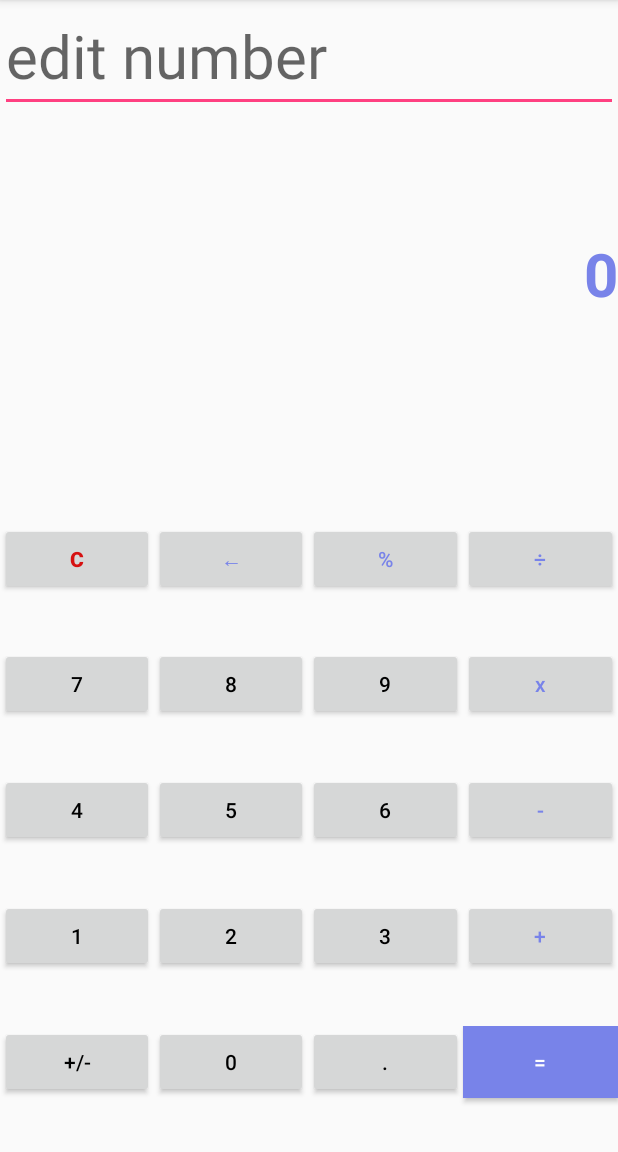
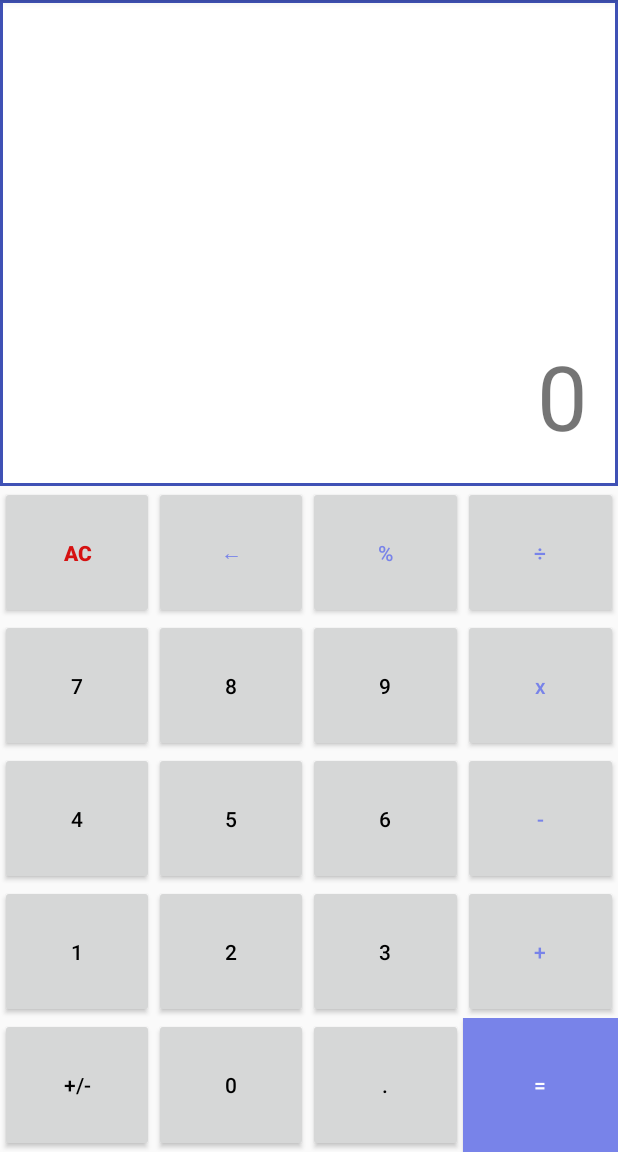
Before and after one commit to vietcrit96/Caculator_Test, an Android app: the screen it shows after launch (MainActivity), on a phone screen of 412 x 824 dp, the part 84-1236 px from its top. Run offline under Robolectric (Android 15) with nearby library versions, the phone set to English and light mode, and no system bars; 1 statement that could not run was skipped.

Commit message:
commit lan 2

```diff
--- /dev/null
+++ b/app/src/main/res/drawable/duongvien.xml
@@ -0,0 +1,10 @@
+<?xml version="1.0" encoding="utf-8"?>
+<shape xmlns:android="http://schemas.android.com/apk/res/android">
+    <solid android:color="@color/mautrang"></solid>
+    <stroke android:color="@color/colorPrimary"
+        android:width="2dp"></stroke>
+    <padding android:bottom="20dp"
+        android:top="20dp"
+        android:left="20dp"
+        android:right="20dp"></padding>
+</shape>
--- a/app/src/main/res/layout/activity_main.xml
+++ b/app/src/main/res/layout/activity_main.xml
@@ -8,33 +8,23 @@
     android:weightSum="1"
     tools:context=".MainActivity">
 
-    <RelativeLayout
+    <LinearLayout
         android:layout_width="match_parent"
         android:layout_height="wrap_content"
-        android:layout_weight="0.5">
+        android:layout_weight="0.5"
+        android:background="@drawable/duongvien">
 
-        <EditText
+        <TextView
 
-            android:id="@+id/edt_number"
+            android:id="@+id/tv_result"
             android:layout_width="match_parent"
             android:layout_height="wrap_content"
-            android:layout_alignParentTop="true"
-            android:hint="edit number"
-            android:textSize="@dimen/co_result" />
+            android:gravity="right"
+            android:text="0"
+            android:textSize="@dimen/co_result"
+            android:layout_gravity="bottom"/>
 
-        <TextView
-            android:layout_marginTop="@dimen/aa"
-            android:id="@+id/tv_result"
-            android:layout_width="wrap_content"
-            android:layout_height="70dp"
-            android:layout_alignParentEnd="true"
-            android:layout_centerVertical="true"
-            android:gravity="bottom"
-            android:text="0"
-            android:textColor="@color/maulam"
-            android:textSize="@dimen/co_result"
-            android:textStyle="bold" />
-    </RelativeLayout>
+    </LinearLayout>
 
     <LinearLayout
         android:layout_width="match_parent"
@@ -49,18 +39,18 @@
             android:orientation="horizontal">
 
             <Button
-                android:id="@+id/btn_clear"
+                android:id="@+id/btn_clearAll"
                 android:layout_width="wrap_content"
-                android:layout_height="wrap_content"
+                android:layout_height="match_parent"
                 android:layout_weight="1"
                 android:text="@string/clear"
                 android:textColor="@color/maudo"
                 android:textStyle="bold" />
 
             <Button
-                android:id="@+id/btn_remove"
+                android:id="@+id/btn_remove1"
                 android:layout_width="wrap_content"
-                android:layout_height="wrap_content"
+                android:layout_height="match_parent"
                 android:layout_weight="1"
                 android:text="←"
                 android:textColor="@color/maulam" />
@@ -68,7 +58,7 @@
             <Button
                 android:id="@+id/btn_per"
                 android:layout_width="wrap_content"
-                android:layout_height="wrap_content"
+                android:layout_height="match_parent"
                 android:layout_weight="1"
                 android:text="%"
                 android:textColor="@color/maulam" />
@@ -76,7 +66,7 @@
             <Button
                 android:id="@+id/btn_divi"
                 android:layout_width="wrap_content"
-                android:layout_height="wrap_content"
+                android:layout_height="match_parent"
                 android:layout_weight="1"
                 android:text="÷"
                 android:textColor="@color/maulam" />
@@ -91,7 +81,7 @@
             <Button
                 android:id="@+id/btn_number7"
                 android:layout_width="wrap_content"
-                android:layout_height="wrap_content"
+                android:layout_height="match_parent"
                 android:layout_weight="1"
                 android:text="@string/number7"
                 android:textColor="@color/mauden" />
@@ -99,7 +89,7 @@
             <Button
                 android:id="@+id/btn_number8"
                 android:layout_width="wrap_content"
-                android:layout_height="wrap_content"
+                android:layout_height="match_parent"
                 android:layout_weight="1"
                 android:text="8"
                 android:textColor="@color/mauden" />
@@ -107,7 +97,7 @@
             <Button
                 android:id="@+id/btn_number9"
                 android:layout_width="wrap_content"
-                android:layout_height="wrap_content"
+                android:layout_height="match_parent"
                 android:layout_weight="1"
                 android:text="9"
                 android:textColor="@color/mauden" />
@@ -115,7 +105,7 @@
             <Button
                 android:id="@+id/btn_multi"
                 android:layout_width="wrap_content"
-                android:layout_height="wrap_content"
+                android:layout_height="match_parent"
                 android:layout_weight="1"
                 android:text="x"
                 android:textAllCaps="false"
@@ -131,7 +121,7 @@
             <Button
                 android:id="@+id/btn_number4"
                 android:layout_width="wrap_content"
-                android:layout_height="wrap_content"
+                android:layout_height="match_parent"
                 android:layout_weight="1"
                 android:text="4"
                 android:textColor="@color/mauden" />
@@ -139,16 +129,16 @@
             <Button
                 android:id="@+id/btn_number5"
                 android:layout_width="wrap_content"
-                android:layout_height="wrap_content"
+                android:layout_height="match_parent"
                 android:layout_weight="1"
                 android:text="5"
                 android:textColor="@color/mauden" />
 
             <Button
 
-
+                android:id="@+id/btn_number6"
                 android:layout_width="wrap_content"
-                android:layout_height="wrap_content"
+                android:layout_height="match_parent"
                 android:layout_weight="1"
                 android:text="6"
                 android:textColor="@color/mauden" />
@@ -156,7 +146,7 @@
             <Button
                 android:id="@+id/btn_minus"
                 android:layout_width="wrap_content"
-                android:layout_height="wrap_content"
+                android:layout_height="match_parent"
                 android:layout_weight="1"
                 android:text="-"
                 android:textColor="@color/maulam" />
@@ -171,7 +161,7 @@
             <Button
                 android:id="@+id/btn_number1"
                 android:layout_width="wrap_content"
-                android:layout_height="wrap_content"
+                android:layout_height="match_parent"
                 android:layout_weight="1"
                 android:text="1"
                 android:textColor="@color/mauden" />
@@ -179,7 +169,7 @@
             <Button
                 android:id="@+id/btn_number2"
                 android:layout_width="wrap_content"
-                android:layout_height="wrap_content"
+                android:layout_height="match_parent"
                 android:layout_weight="1"
                 android:text="2"
                 android:textColor="@color/mauden" />
@@ -187,7 +177,7 @@
             <Button
                 android:id="@+id/btn_number3"
                 android:layout_width="wrap_content"
-                android:layout_height="wrap_content"
+                android:layout_height="match_parent"
                 android:layout_weight="1"
                 android:text="3"
                 android:textColor="@color/mauden" />
@@ -195,7 +185,7 @@
             <Button
                 android:id="@+id/btn_plus"
                 android:layout_width="wrap_content"
-                android:layout_height="wrap_content"
+                android:layout_height="match_parent"
                 android:layout_weight="1"
                 android:text="+"
                 android:textColor="@color/maulam" />
@@ -210,7 +200,7 @@
             <Button
                 android:id="@+id/btn_yinyang"
                 android:layout_width="wrap_content"
-                android:layout_height="wrap_content"
+                android:layout_height="match_parent"
                 android:layout_weight="1"
                 android:text="+/-"
                 android:textColor="@color/mauden" />
@@ -218,7 +208,7 @@
             <Button
                 android:id="@+id/btn_number0"
                 android:layout_width="wrap_content"
-                android:layout_height="wrap_content"
+                android:layout_height="match_parent"
                 android:layout_weight="1"
                 android:text="0"
                 android:textColor="@color/mauden" />
@@ -226,7 +216,7 @@
             <Button
                 android:id="@+id/btn_dot"
                 android:layout_width="wrap_content"
-                android:layout_height="wrap_content"
+                android:layout_height="match_parent"
                 android:layout_weight="1"
                 android:text="."
                 android:textColor="@color/mauden" />
@@ -234,7 +224,7 @@
             <Button
                 android:id="@+id/btn_equal"
                 android:layout_width="wrap_content"
-                android:layout_height="wrap_content"
+                android:layout_height="match_parent"
                 android:layout_weight="1"
                 android:background="@color/maulam"
                 android:text="="
--- a/app/src/main/res/values/dimens.xml
+++ b/app/src/main/res/values/dimens.xml
@@ -1,5 +1,5 @@
 <?xml version="1.0" encoding="utf-8"?>
 <resources>
-    <dimen name="co_result">40sp</dimen>
+    <dimen name="co_result">60sp</dimen>
     <dimen name="aa">100dp</dimen>
 </resources>
--- a/app/src/main/res/values/strings.xml
+++ b/app/src/main/res/values/strings.xml
@@ -1,5 +1,5 @@
 <resources>
     <string name="app_name">Caculator_Test</string>
-    <string name="clear">C</string>
+    <string name="clear">AC</string>
     <string name="number7">7</string>
 </resources>
```
Also changed, not shown: app/src/main/java/com/example/viet/caculator_test/MainActivity.java (+181 -15 lines).
